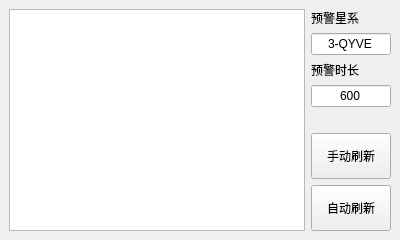
First picture: the form in main_ui.ui, repository hanselu/EVE_Alarm, before the edit.
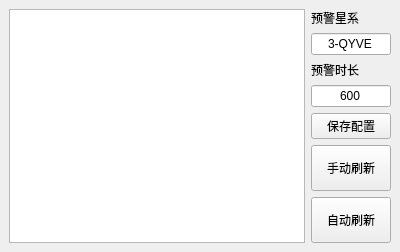
Second picture: the form after the edit.

Commit message: 存取配置文件

Diff of the .ui file:
```diff
--- a/main_ui.ui
+++ b/main_ui.ui
@@ -26,7 +26,7 @@
      </widget>
     </item>
     <item>
-     <layout class="QVBoxLayout" name="verticalLayout" stretch="0,1,0,0,0,1,0">
+     <layout class="QVBoxLayout" name="verticalLayout" stretch="0,1,0,0,0,0,1,0">
       <item>
        <widget class="QLabel" name="label">
         <property name="text">
@@ -61,6 +61,13 @@
         </property>
        </widget>
       </item>
+      <item>
+       <widget class="QPushButton" name="btn_Save">
+        <property name="text">
+         <string>保存配置</string>
+        </property>
+       </widget>
+      </item>
       <item>
        <spacer name="verticalSpacer">
         <property name="orientation">
```
Left out of the diff: 2 changed lines with no effect on the pictures. The commit also changes 5 other files.
